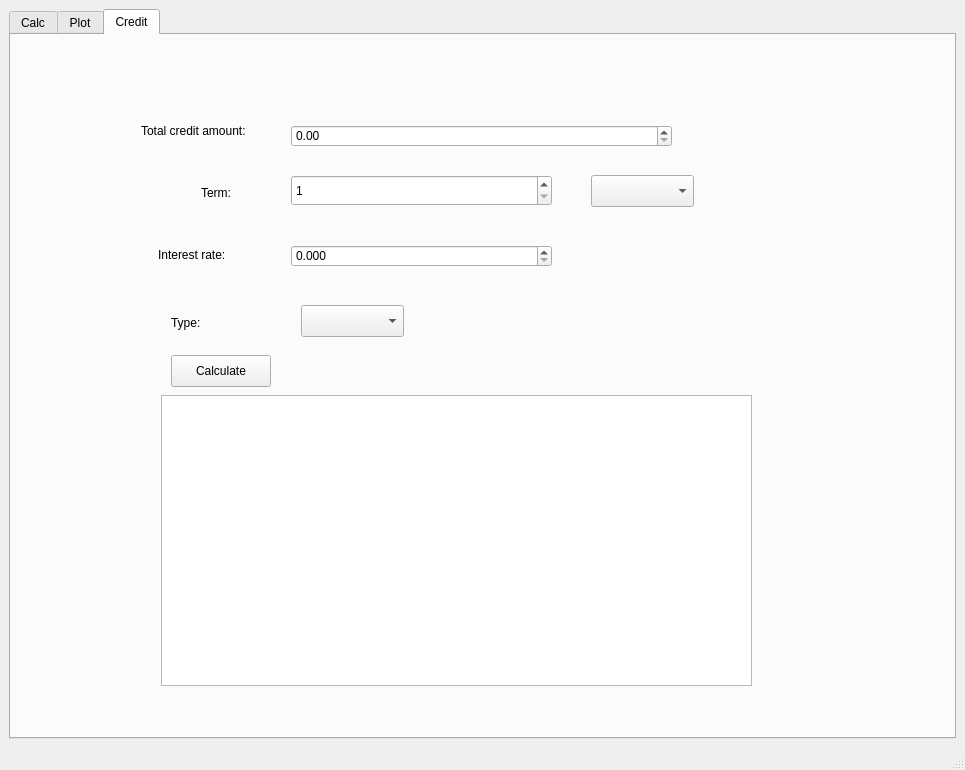
This is smartcalc/view.ui in Vojan-Najov/SmartCalc_v2.0 as Qt 5 draws it before an edit. The edited form follows.
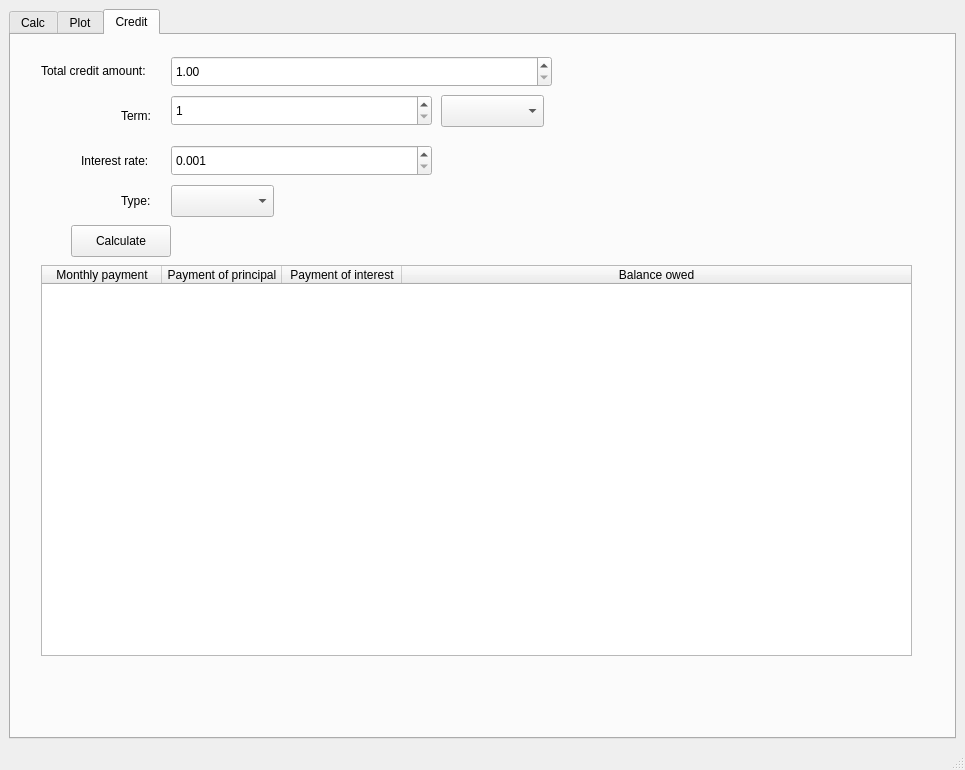
This is the edited form. Custom widgets are drawn as their Qt base class.

Commit message: Add credit calculator

Diff of the .ui file:
```diff
--- a/smartcalc/view.ui
+++ b/smartcalc/view.ui
@@ -179,8 +179,8 @@
        <widget class="QLabel" name="label_5">
         <property name="geometry">
          <rect>
-          <x>130</x>
-          <y>80</y>
+          <x>30</x>
+          <y>20</y>
           <width>121</width>
           <height>31</height>
          </rect>
@@ -192,12 +192,15 @@
        <widget class="QDoubleSpinBox" name="creditTotalSpinBox">
         <property name="geometry">
          <rect>
-          <x>280</x>
-          <y>90</y>
+          <x>160</x>
+          <y>21</y>
           <width>381</width>
-          <height>22</height>
+          <height>31</height>
          </rect>
         </property>
+        <property name="minimum">
+         <double>1.000000000000000</double>
+        </property>
         <property name="maximum">
          <double>100000000.000000000000000</double>
         </property>
@@ -205,10 +208,10 @@
        <widget class="QLabel" name="label_6">
         <property name="geometry">
          <rect>
-          <x>190</x>
-          <y>150</y>
-          <width>58</width>
-          <height>16</height>
+          <x>110</x>
+          <y>70</y>
+          <width>41</width>
+          <height>21</height>
          </rect>
         </property>
         <property name="text">
@@ -218,8 +221,8 @@
        <widget class="QSpinBox" name="creditTermSpinBox">
         <property name="geometry">
          <rect>
-          <x>280</x>
-          <y>140</y>
+          <x>160</x>
+          <y>60</y>
           <width>261</width>
           <height>31</height>
          </rect>
@@ -231,8 +234,8 @@
        <widget class="QComboBox" name="creditTermComboBox">
         <property name="geometry">
          <rect>
-          <x>580</x>
-          <y>140</y>
+          <x>430</x>
+          <y>60</y>
           <width>103</width>
           <height>32</height>
          </rect>
@@ -241,10 +244,10 @@
        <widget class="QLabel" name="label_7">
         <property name="geometry">
          <rect>
-          <x>147</x>
-          <y>210</y>
+          <x>70</x>
+          <y>110</y>
           <width>81</width>
-          <height>20</height>
+          <height>31</height>
          </rect>
         </property>
         <property name="text">
@@ -254,23 +257,26 @@
        <widget class="QDoubleSpinBox" name="creditRateSpinBox">
         <property name="geometry">
          <rect>
-          <x>280</x>
-          <y>210</y>
+          <x>160</x>
+          <y>110</y>
           <width>261</width>
-          <height>22</height>
+          <height>31</height>
          </rect>
         </property>
         <property name="decimals">
          <number>3</number>
         </property>
+        <property name="minimum">
+         <double>0.001000000000000</double>
+        </property>
        </widget>
        <widget class="QLabel" name="label_8">
         <property name="geometry">
          <rect>
-          <x>160</x>
-          <y>280</y>
-          <width>58</width>
-          <height>16</height>
+          <x>110</x>
+          <y>150</y>
+          <width>41</width>
+          <height>31</height>
          </rect>
         </property>
         <property name="text">
@@ -280,8 +286,8 @@
        <widget class="QComboBox" name="creditTypeComboBox">
         <property name="geometry">
          <rect>
-          <x>290</x>
-          <y>270</y>
+          <x>160</x>
+          <y>150</y>
           <width>103</width>
           <height>32</height>
          </rect>
@@ -290,8 +296,8 @@
        <widget class="QPushButton" name="creditPushButton">
         <property name="geometry">
          <rect>
-          <x>160</x>
-          <y>320</y>
+          <x>60</x>
+          <y>190</y>
           <width>100</width>
           <height>32</height>
          </rect>
@@ -300,15 +306,41 @@
          <string>Calculate</string>
         </property>
        </widget>
-       <widget class="QListWidget" name="creditListWidget">
+       <widget class="QTableWidget" name="creditTableWidget">
         <property name="geometry">
          <rect>
-          <x>150</x>
-          <y>360</y>
-          <width>591</width>
-          <height>291</height>
+          <x>30</x>
+          <y>230</y>
+          <width>871</width>
+          <height>391</height>
          </rect>
         </property>
+        <attribute name="horizontalHeaderDefaultSectionSize">
+         <number>120</number>
+        </attribute>
+        <attribute name="horizontalHeaderStretchLastSection">
+         <bool>true</bool>
+        </attribute>
+        <column>
+         <property name="text">
+          <string>Monthly payment</string>
+         </property>
+        </column>
+        <column>
+         <property name="text">
+          <string>Payment of principal</string>
+         </property>
+        </column>
+        <column>
+         <property name="text">
+          <string>Payment of interest</string>
+         </property>
+        </column>
+        <column>
+         <property name="text">
+          <string>Balance owed</string>
+         </property>
+        </column>
        </widget>
       </widget>
      </widget>
```
The commit also changes 9 other files.
